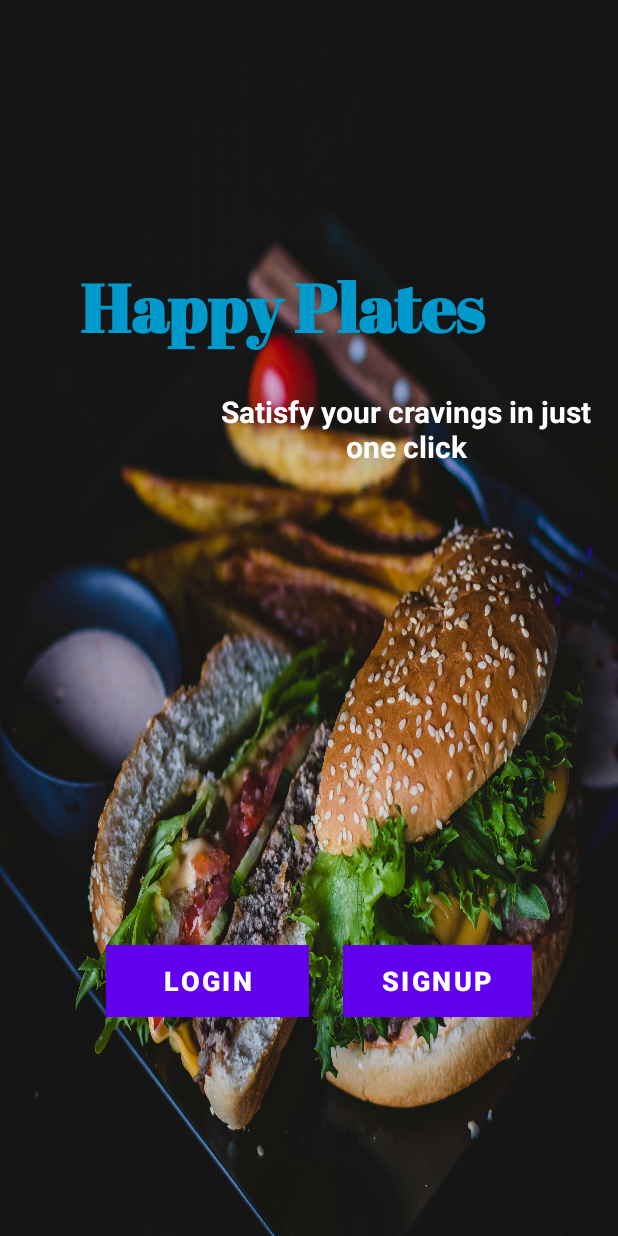
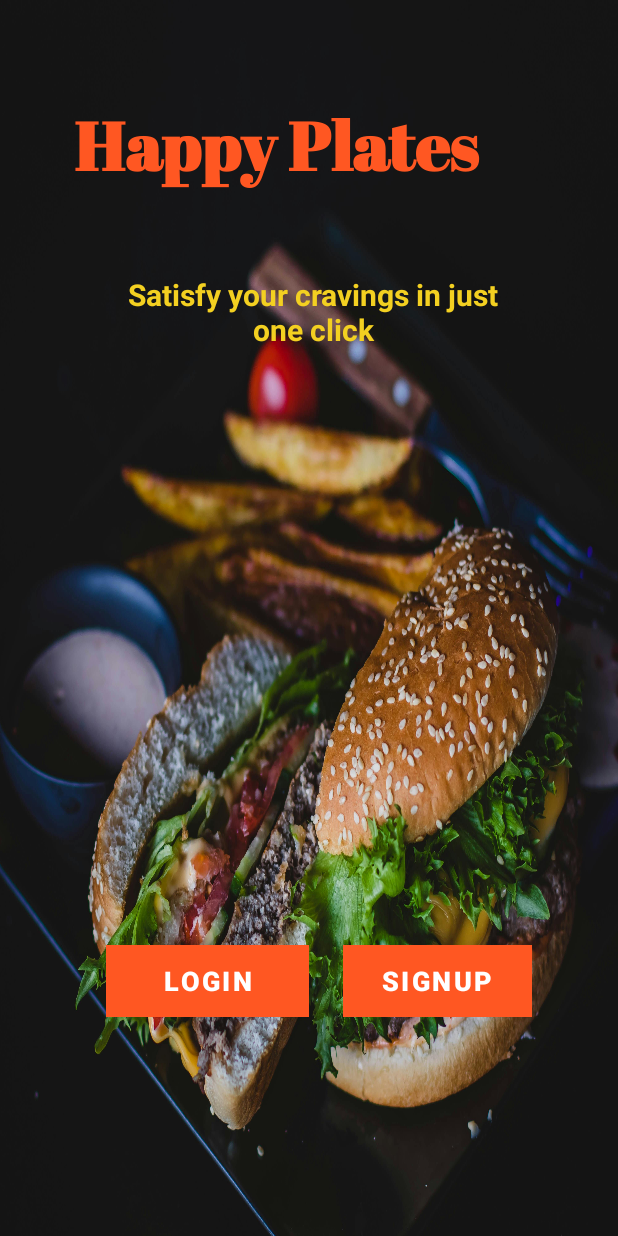
Before and after one commit to Indipa123/My-food-app, an Android app: the MainActivity screen opened directly, with no data from a screen before it, on a phone screen of 412 x 824 dp. Run offline under Robolectric (Android 15) with nearby library versions, the phone set to English and light mode, and no system bars.

Commit message:
By SeniyaGaje

```diff
--- a/app/src/main/res/layout/activity_main.xml
+++ b/app/src/main/res/layout/activity_main.xml
@@ -17,14 +17,14 @@
         android:layout_alignParentEnd="true"
         android:layout_alignParentRight="true"
         android:layout_alignParentBottom="true"
-        android:layout_marginStart="53dp"
-        android:layout_marginLeft="53dp"
-        android:layout_marginEnd="57dp"
-        android:layout_marginRight="57dp"
-        android:layout_marginBottom="586dp"
+        android:layout_marginStart="49dp"
+        android:layout_marginLeft="49dp"
+        android:layout_marginEnd="60dp"
+        android:layout_marginRight="60dp"
+        android:layout_marginBottom="694dp"
         android:text="Happy Plates"
         android:textAppearance="@style/TextAppearance.AppCompat.Display2"
-        android:textColor="@android:color/holo_blue_dark"
+        android:textColor="#FF5722"
         android:textSize="45sp"
         android:textStyle="bold"
         app:fontFamily="@font/abril_fatface" />
@@ -39,7 +39,7 @@
         android:layout_marginEnd="57dp"
         android:layout_marginRight="57dp"
         android:layout_marginBottom="146dp"
-        android:background="#799E24"
+        android:background="#FF5722"
         android:text="SIGNUP"
         android:textColor="@android:color/white"
         android:textSize="18sp"
@@ -70,14 +70,14 @@
         android:layout_alignParentEnd="true"
         android:layout_alignParentRight="true"
         android:layout_alignParentBottom="true"
-        android:layout_marginStart="143dp"
-        android:layout_marginLeft="143dp"
-        android:layout_marginEnd="14dp"
-        android:layout_marginRight="14dp"
-        android:layout_marginBottom="495dp"
+        android:layout_marginStart="81dp"
+        android:layout_marginLeft="81dp"
+        android:layout_marginEnd="76dp"
+        android:layout_marginRight="76dp"
+        android:layout_marginBottom="573dp"
         android:gravity="center"
         android:text="Satisfy your cravings in just one click"
-        android:textColor="@android:color/white"
+        android:textColor="#F3D021"
         android:textSize="20sp"
         android:textStyle="bold" />
 
--- a/app/src/main/res/values-night/themes.xml
+++ b/app/src/main/res/values-night/themes.xml
@@ -3,7 +3,7 @@
     <style name="Theme.MyApp" parent="Theme.MaterialComponents.DayNight.DarkActionBar">
         <!-- Primary branding color. -->
         <item name="colorPrimary">@color/purple_500</item>
-        <item name="colorPrimaryVariant">@color/purple_700</item>
+        <item name="colorPrimaryVariant">#FF9800</item>
         <item name="colorOnPrimary">@color/white</item>
         <!-- Secondary branding color. -->
         <item name="colorSecondary">@color/teal_200</item>
--- a/app/src/main/res/values/colors.xml
+++ b/app/src/main/res/values/colors.xml
@@ -1,14 +1,14 @@
 <?xml version="1.0" encoding="utf-8"?>
 <resources>
     <color name="purple_200">#FFC0A5C1</color>
-    <color name="purple_500">#6200EE</color>
-    <color name="purple_700">#3700B3</color>
+    <color name="purple_500">#FF5722</color>
+    <color name="purple_700">#FF5722</color>
     <color name="teal_200">#FF8BD5CD</color>
     <color name="teal_700">#018786</color>
     <color name="black">#000000</color>
     <color name="white">#FFFFFF</color>
     <color name="gray_light">#F5F5F5</color>
     <color name="theme_color_primary">#FF4081</color> <!-- Example color -->
-    <color name="theme_color_secondary">#6200EE</color>
+    <color name="theme_color_secondary">#FF5722</color>
     <color name="f5f5f5">#F5F5F5</color> <!-- Example color -->
 </resources>
--- a/app/src/main/res/values/ic_launcher_background.xml
+++ b/app/src/main/res/values/ic_launcher_background.xml
@@ -1,4 +1,4 @@
 <?xml version="1.0" encoding="utf-8"?>
 <resources>
-    <color name="ic_launcher_background">#FFFFFF</color>
+    <color name="ic_launcher_background">#FF5722</color>
 </resources>
--- a/app/src/main/res/values/styles.xml
+++ b/app/src/main/res/values/styles.xml
@@ -5,6 +5,7 @@
         <item name="colorPrimary">@color/theme_color_primary</item>
         <item name="colorPrimaryVariant">@color/theme_color_secondary</item>
         <item name="colorOnPrimary">@android:color/white</item>
+
         <item name="colorSurface">@android:color/white</item>
         <!-- Add any other theme attributes you need -->
     </style>
--- a/app/src/main/res/values/themes.xml
+++ b/app/src/main/res/values/themes.xml
@@ -3,7 +3,7 @@
     <style name="Theme.MyApp" parent="Theme.MaterialComponents.DayNight.NoActionBar">
         <!-- Primary branding color. -->
         <item name="colorPrimary">@color/purple_500</item>
-        <item name="colorPrimaryVariant">@color/purple_700</item>
+        <item name="colorPrimaryVariant">#FF9800</item>
         <item name="colorOnPrimary">@color/white</item>
         <!-- Secondary branding color. -->
         <item name="colorSecondary">@color/teal_200</item>
```
Also changed, not shown: app/src/main/res/layout/activity_account.xml (+16 -16 lines), app/src/main/res/layout/login_page.xml (+6 -5 lines), app/src/main/res/layout/signup_page.xml (+5 -5 lines).
